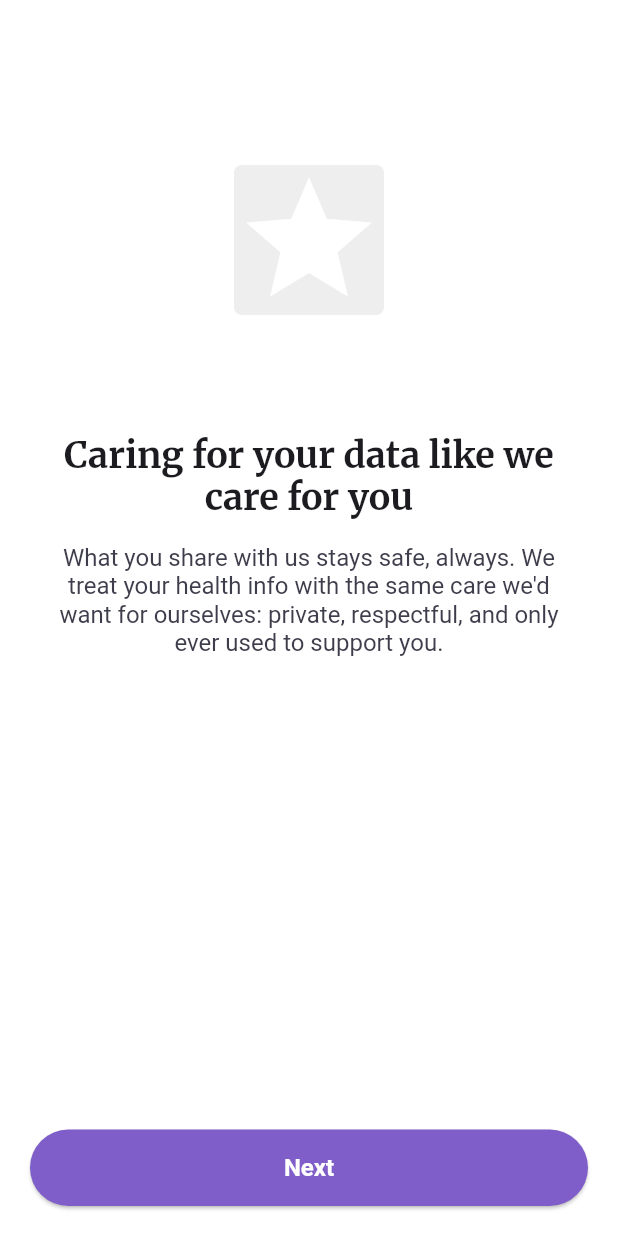
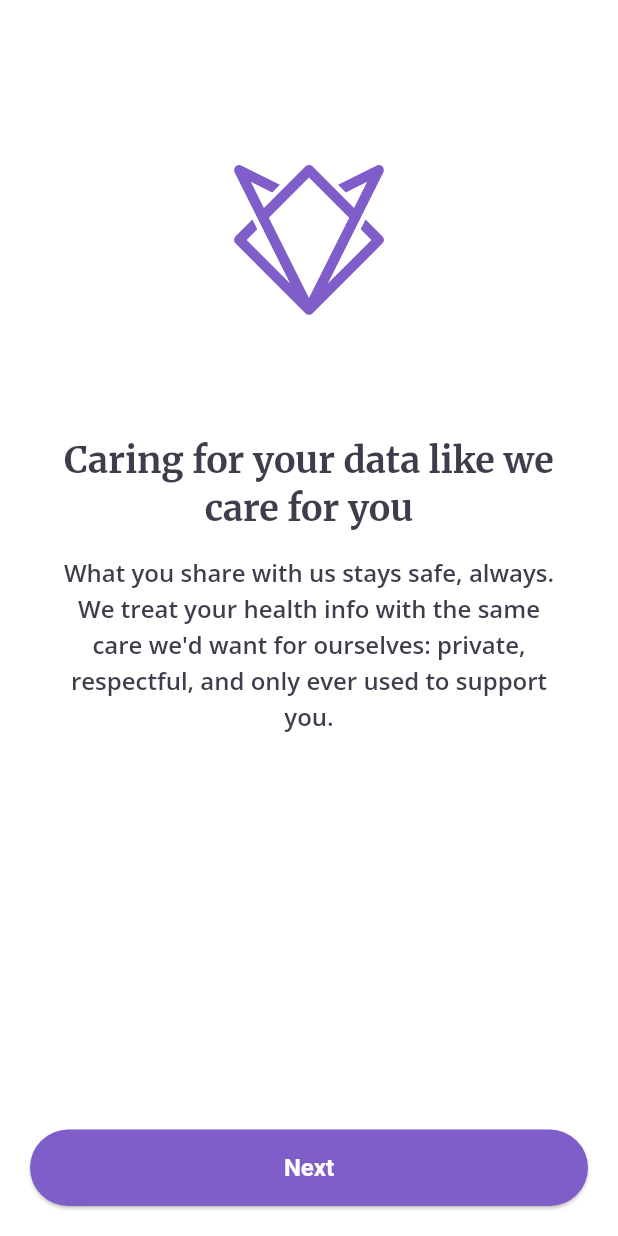
Before and after one commit to cazfoxx/foxx-health-mobile, a Flutter app: the DataPrivacyScreen screen opened directly, on a phone screen of 412 x 824 dp. Run offline on Flutter 3.47's test engine with Material 3 defaults, Android fonts, the phone set to English and light mode, and no system bars; our stand-ins replace app_links, awesome_snackbar_content, calendar_date_picker2, dio, equatable, firebase_analytics and 14 more; missing offline and left inert: liquid_glass_renderer; accounts and stored records are empty; Roboto replaces fonts that are missing (OpenSans).

Commit message:
data privacy update

```diff
--- a/lib/features/presentation/screens/onboarding/view/onboarding_flow.dart
+++ b/lib/features/presentation/screens/onboarding/view/onboarding_flow.dart
@@ -425,13 +425,22 @@ class _OnboardingFlowState extends State<OnboardingFlow> {
                                   itemCount: screens.length,
                                   itemBuilder: (context, index) {
                                     final child = screens[index];
+                                    // Pages with full-bleed (no side padding)
+                                    final noPaddingPages = [screens.length - 1]; // DataPrivacyScreen
+                                    // Pages that should scroll with side padding
                                     final scrollablePages = [1, 5, 7, 8, 9, 10, 11, 12];
+
+                                    if (noPaddingPages.contains(index)) {
+                                      return child; // Full-bleed, no padding
+                                    }
+
                                     if (scrollablePages.contains(index)) {
                                       return SingleChildScrollView(
                                         padding: AppSpacing.safeAreaHorizontalPadding,
                                         child: child,
                                       );
                                     }
+
                                     return Padding(
                                       padding: AppSpacing.safeAreaHorizontalPadding,
                                       child: child,
--- a/lib/features/presentation/screens/onboarding/widgets/data_privacy_screen.dart
+++ b/lib/features/presentation/screens/onboarding/widgets/data_privacy_screen.dart
@@ -2,6 +2,7 @@ import 'package:flutter/material.dart';
 import 'package:foxxhealth/features/presentation/theme/app_colors.dart';
 import 'package:foxxhealth/features/presentation/theme/app_text_styles.dart';
 import 'package:foxxhealth/features/presentation/widgets/navigation_buttons.dart';
+import 'package:flutter_svg/flutter_svg.dart';
 
 class DataPrivacyScreen extends StatefulWidget {
   final VoidCallback? onNext;
@@ -29,14 +30,10 @@ class _DataPrivacyScreenState extends State<DataPrivacyScreen> {
                 child: Container(
                   width: 100,
                   height: 100,
-                  decoration: BoxDecoration(
-                    color: Colors.grey[200],
-                    borderRadius: BorderRadius.circular(5),
-                  ),
-                  child: const Icon(
-                    Icons.star,
-                    size: 100,
-                    color: Colors.white,
+                  child: SvgPicture.asset(
+                    'assets/svg/splash/Logo-Icon-Only.svg',
+                    width: 120,
+                    height: 120,
                   ),
                 ),
               ),
@@ -46,23 +43,20 @@ class _DataPrivacyScreenState extends State<DataPrivacyScreen> {
                 padding: const EdgeInsets.symmetric(horizontal: 35, vertical: 30),
                 decoration: BoxDecoration(
                   color: Colors.white.withOpacity(0.45),
-
                 ),
                 child: Column(
                   children: [
                     Text(
                       'Caring for your data like we care for you',
-                  style: AppHeadingTextStyles.h3,
+                      style: AppTypography.h3,
                       textAlign: TextAlign.center,
                     ),
                     const SizedBox(height: 16),
                     Text(
                       'What you share with us stays safe, always. We treat your health info with the same care we\'d want for ourselves: private, respectful, and only ever used to support you.',
-                  style: AppOSTextStyles.osMd
-              .copyWith(color: AppColors.textPrimary),
+                      style: AppTypography.bodyMd.copyWith(color: AppColors.textPrimary),
                       textAlign: TextAlign.center,
                     ),
-
                   ],
                 ),
               ),
```
Lines whose indentation alone changed are shown as unchanged.
